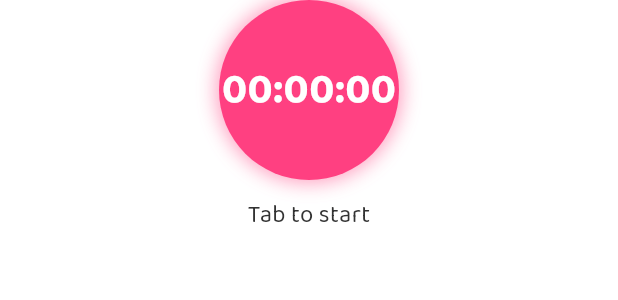
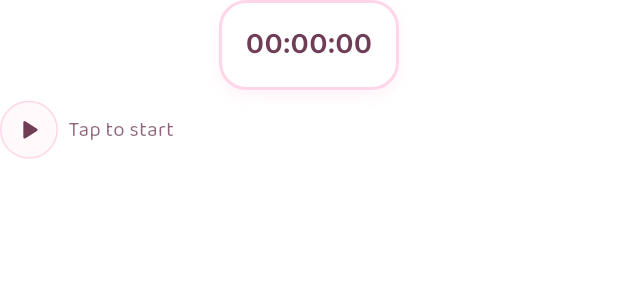
Before and after one commit to fluttergoo/open_baby_sara, a Flutter app: the BreastfeedLeftSideTimer widget shown alone on an empty page, opened directly, on a phone screen of 412 x 824 dp. Shown: the top 300 px of the screen. Run offline on Flutter 3.47's test engine with Material 3 defaults, Android fonts, the phone set to English and light mode, and no system bars; our stand-ins replace another_flushbar, audioplayers, bloc, cloud_firestore, connectivity_plus, convex_bottom_bar and 16 more; missing offline and left inert: bottom_picker, dart:ffi, duration_picker, gender_picker, teeth_selector; accounts and stored records are empty; generated files the repository leaves out were written again.

Commit message:
style: 🎨 changed timer color and behavior

```diff
--- a/lib/widgets/all_timers/breastfeed_left_side_timer.dart
+++ b/lib/widgets/all_timers/breastfeed_left_side_timer.dart
@@ -1,4 +1,5 @@
 import 'dart:async';
+import 'dart:ui';
 
 import 'package:flutter/material.dart';
 import 'package:flutter_bloc/flutter_bloc.dart';
@@ -8,14 +9,17 @@ import 'package:flutter_screenutil/flutter_screenutil.dart';
 class BreastfeedLeftSideTimer extends StatefulWidget {
   final double size;
   final String activityType;
-  const BreastfeedLeftSideTimer({super.key, this.size = 140,
-    required this.activityType,});
+  const BreastfeedLeftSideTimer({
+    super.key,
+    this.size = 140,
+    required this.activityType,
+  });
 
   @override
   State<BreastfeedLeftSideTimer> createState() => _BreastfeedLeftSideTimerState();
 }
 
-class _BreastfeedLeftSideTimerState extends State<BreastfeedLeftSideTimer>with SingleTickerProviderStateMixin {
+class _BreastfeedLeftSideTimerState extends State<BreastfeedLeftSideTimer> with SingleTickerProviderStateMixin {
   Timer? _timer;
   Duration _duration = Duration.zero;
   bool _isRunning = false;
@@ -31,9 +35,9 @@ class _BreastfeedLeftSideTimerState extends State<BreastfeedLeftSideTimer>with S
     );
     _animationController = AnimationController(
       vsync: this,
-      duration: const Duration(milliseconds: 600),
+      duration: const Duration(milliseconds: 1200),
       lowerBound: 1.0,
-      upperBound: 1.15,
+      upperBound: 1.05,
     )..addStatusListener((status) {
       if (status == AnimationStatus.completed) {
         _animationController.reverse();
@@ -74,18 +78,17 @@ class _BreastfeedLeftSideTimerState extends State<BreastfeedLeftSideTimer>with S
     _animationController.dispose();
     super.dispose();
   }
+
   @override
   Widget build(BuildContext context) {
     return BlocBuilder<BreasfeedLeftSideTimerBloc, BreasfeedLeftSideTimerState>(
       builder: (context, state) {
-        if (state is TimerRunning &&
-            state.activityType == widget.activityType) {
+        if (state is TimerRunning && state.activityType == widget.activityType) {
           _duration = state.duration;
           _isRunning = true;
           _animationController.forward();
         }
-        if (state is TimerStopped &&
-            state.activityType == widget.activityType) {
+        if (state is TimerStopped && state.activityType == widget.activityType) {
           _duration = state.duration;
           _isRunning = false;
           _animationController.stop();
@@ -99,61 +102,83 @@ class _BreastfeedLeftSideTimerState extends State<BreastfeedLeftSideTimer>with S
           _animationController.value = 1.0;
         }
 
-        return Column(
-          children: [
-            Center(
-              child: ScaleTransition(
-                scale: _animationController,
-                child: GestureDetector(
+        final Color accentColor = const Color(0xFFFFD6E8);
+        final Color shadowColor = accentColor.withOpacity(0.3);
+        final Color textColor = const Color(0xFF703D57);
+
+        return GestureDetector(
           onTap: () {
             setState(() {
               _isRunning ? _stopTimer() : _startTimer();
             });
           },
+          child: Column(
+            children: [
+              Center(
+                child: ScaleTransition(
+                  scale: _animationController,
                   child: Container(
                     width: widget.size,
-                    height: widget.size,
+                    height: widget.size * 0.5,
+                    padding: EdgeInsets.symmetric(horizontal: 12.w),
                     decoration: BoxDecoration(
-                      shape: BoxShape.circle,
-                      color: Theme.of(context).primaryColor,
+                      color: Colors.white,
+                      border: Border.all(color: accentColor, width: 2),
+                      borderRadius: BorderRadius.circular(16.r),
                       boxShadow: [
                         BoxShadow(
-                          color: Theme.of(
-                            context,
-                          ).primaryColor.withValues(alpha: 0.5),
-                          blurRadius: 10,
-                          spreadRadius: 2,
+                          color: shadowColor,
+                          blurRadius: 8,
+                          offset: Offset(0, 4),
                         ),
                       ],
                     ),
                     child: Center(
                       child: Text(
                         _formatDuration(_duration),
-                        style: const TextStyle(
-                          color: Colors.white,
-                          fontSize: 28,
-                          fontWeight: FontWeight.bold,
-                          fontFeatures: [FontFeature.tabularFigures()],
+                        style: TextStyle(
+                          fontSize: 18.sp,
+                          fontWeight: FontWeight.w600,
+                          color: textColor,
+                          fontFeatures: const [FontFeature.tabularFigures()],
                         ),
                       ),
                     ),
                   ),
                 ),
               ),
+              SizedBox(height: 6.h),
+              Row(
+                mainAxisAlignment: MainAxisAlignment.start,
+                children: [
+                  Container(
+                    padding: EdgeInsets.all(6.w),
+                    margin: EdgeInsets.only(right: 6.w),
+                    decoration: BoxDecoration(
+                      color: accentColor.withOpacity(0.15),
+                      border: Border.all(color: accentColor),
+                      shape: BoxShape.circle,
                     ),
-            SizedBox(height: 10.h),
-            _isRunning
-                ? Text(
-              'Tab to end',
-              style: Theme.of(context).textTheme.bodyMedium,
-            )
-                : Text(
-              'Tab to start',
-              style: Theme.of(context).textTheme.bodyMedium,
+                    child: Icon(
+                      _isRunning ? Icons.pause_rounded : Icons.play_arrow_rounded,
+                      size: 20.sp,
+                      color: textColor,
+                    ),
+                  ),
+                  Text(
+                    _isRunning ? 'Tap to pause' : 'Tap to start',
+                    style: TextStyle(
+                      fontSize: 12.sp,
+                      color: textColor.withOpacity(0.8),
+                    ),
                   ),
                 ],
+              ),
+            ],
+          ),
         );
       },
     );
   }
+
 }
```
Also changed, not shown: lib/widgets/all_timers/breastfeed_right_side_timer.dart (+53 -34 lines), lib/widgets/all_timers/pump_left_side_timer.dart (+54 -34 lines), lib/widgets/all_timers/pump_right_side_timer.dart (+52 -30 lines), lib/widgets/all_timers/pump_total_timer.dart (+52 -30 lines). Lines whose indentation alone changed are shown as unchanged.
